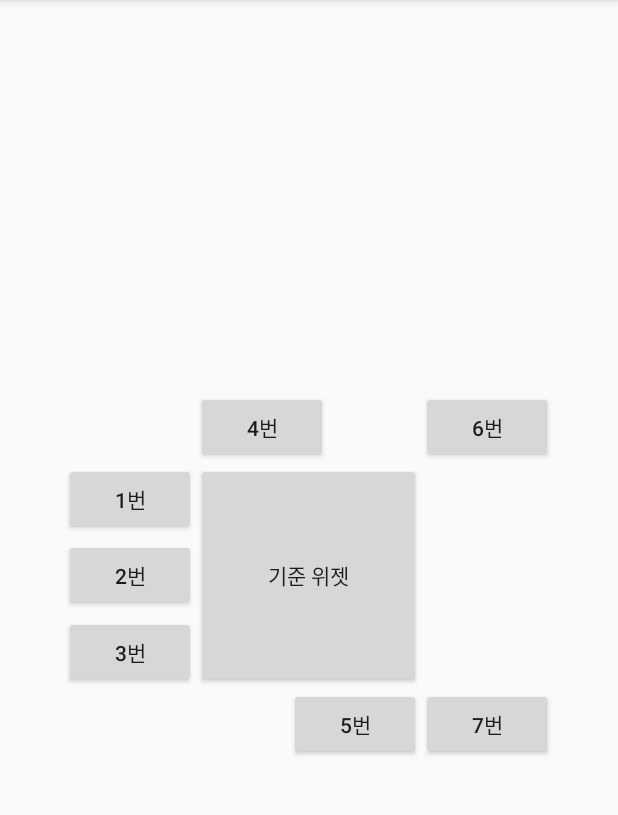
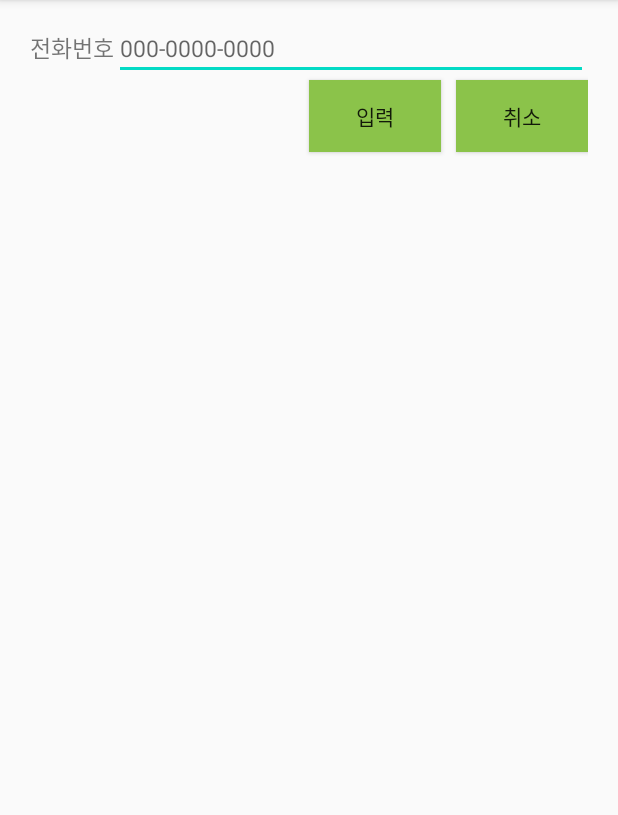
Before and after one commit to 2411Seunga/MirimLayoutTest3, an Android app: the screen it shows after launch (MainActivity), on a phone screen of 412 x 824 dp, the part 84-899 px from its top. Run offline under Robolectric (Android 15) with nearby library versions, the phone set to English and light mode, and no system bars.

Commit message:
RelativeLayout: 기준위젯의 상대 위치에 배치

```diff
--- a/app/src/main/java/kr/hs/emirim/s2019w34/mirimlayouttest3/MainActivity.java
+++ b/app/src/main/java/kr/hs/emirim/s2019w34/mirimlayouttest3/MainActivity.java
@@ -9,6 +9,6 @@ public class MainActivity extends AppCompatActivity {
     @Override
     protected void onCreate(Bundle savedInstanceState) {
         super.onCreate(savedInstanceState);
-        setContentView(R.layout.activity_main);
+        setContentView(R.layout.activity_main4);
     }
 }
--- /dev/null
+++ b/app/src/main/res/layout/activity_main4.xml
@@ -0,0 +1,39 @@
+<?xml version="1.0" encoding="utf-8"?>
+<RelativeLayout xmlns:android="http://schemas.android.com/apk/res/android"
+    android:layout_width="match_parent"
+    android:layout_height="match_parent"
+    android:padding="20dp"
+    >
+    <TextView
+        android:id="@+id/text_base"
+        android:layout_width="wrap_content"
+        android:layout_height="wrap_content"
+        android:textSize="15sp"
+        android:text="전화번호"
+        />
+    <EditText
+        android:id="@+id/edit_base"
+        android:layout_width="match_parent"
+        android:layout_height="wrap_content"
+        android:hint="000-0000-0000"
+        android:textSize="15sp"
+        android:layout_toRightOf="@+id/text_base"
+        android:layout_alignBaseline="@+id/text_base"
+        />
+    <Button
+        android:layout_width="wrap_content"
+        android:layout_height="wrap_content"
+        android:background="#8BC34A"
+        android:layout_marginRight="10dp"
+        android:layout_below="@+id/edit_base"
+        android:layout_toLeftOf="@+id/btn_cancel"
+        android:text="입력"/>
+    <Button
+        android:id="@+id/btn_cancel"
+        android:layout_width="wrap_content"
+        android:layout_height="wrap_content"
+        android:background="#8BC34A"
+        android:layout_below="@+id/edit_base"
+        android:layout_alignParentRight="true"
+        android:text="취소"/>
+</RelativeLayout>
```
Also changed, not shown: app/src/main/res/layout/activity_main2.xml (added, +33 -0 lines), app/src/main/res/layout/activity_main3.xml (added, +43 -0 lines).
